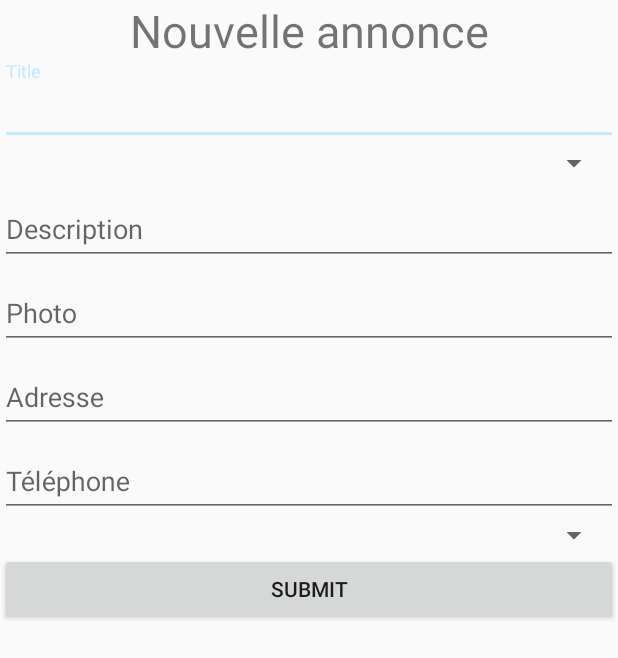
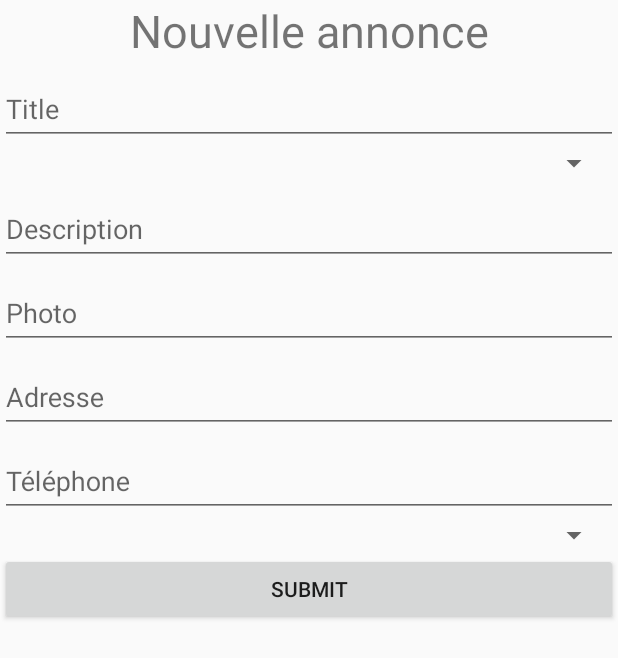
Before and after one commit to zanghali/FreeYourStuff, an Android app: the CreateItemActivity screen opened directly, with no data from a screen before it, on a phone screen of 412 x 824 dp. Shown: the top 658 px of the screen. Run offline under Robolectric (Android 15) with nearby library versions, the phone set to English and light mode, and no system bars; libraries missing offline, so code that uses them is left out: com.weiwangcn.betterspinner; plain views replace MaterialBetterSpinner; 6 statements that could not run were skipped.

Commit message:
#15 disable focus on the first field on load of the activity

```diff
--- a/Application/FreeYourStuff/app/src/main/res/layout/activity_create_item.xml
+++ b/Application/FreeYourStuff/app/src/main/res/layout/activity_create_item.xml
@@ -5,7 +5,9 @@
     android:layout_width="match_parent"
     android:layout_height="match_parent"
     tools:context="com.ayetlaeufferzangui.freeyourstuff.CreateItem.CreateItemActivity"
-    android:orientation="vertical">
+    android:orientation="vertical"
+    android:focusable="true"
+    android:focusableInTouchMode="true">
 
 
     <TextView
```
